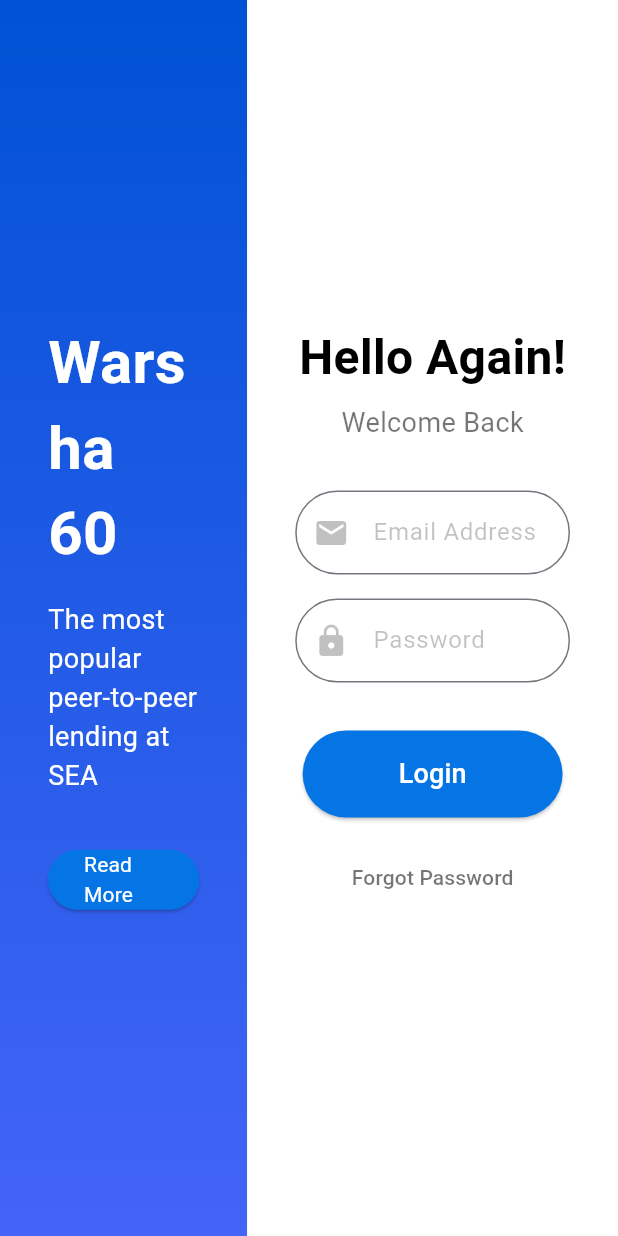
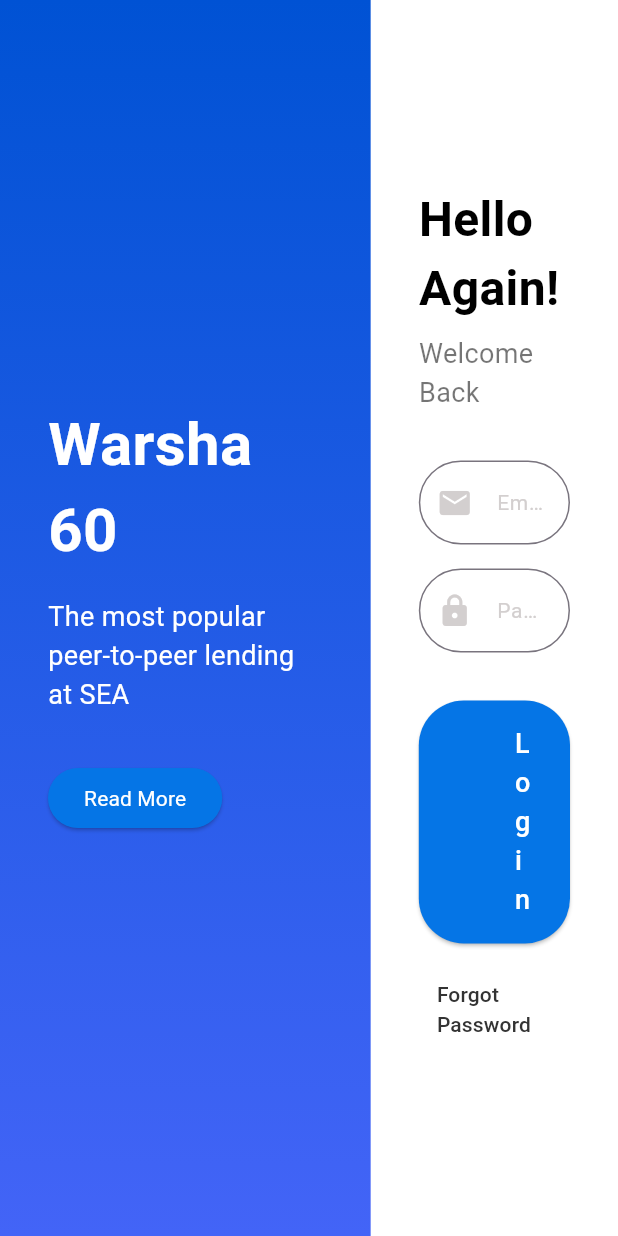
Before and after one commit to Saidelatar/Warsha60, a Flutter app: the screen it shows after launch, on a phone screen of 412 x 824 dp. Run offline on Flutter 3.47's test engine with Material 3 defaults, Android fonts, the phone set to English and light mode, and no system bars.

Commit message:
add custom Text Form Field

```diff
--- a/lib/features/Auth/presentation/views/login.dart
+++ b/lib/features/Auth/presentation/views/login.dart
@@ -1,8 +1,16 @@
 import 'package:flutter/material.dart';
+import 'package:warsha60/features/Auth/presentation/views/widgets/cutsom__textfield.dart';
 
-class Login extends StatelessWidget {
+class Login extends StatefulWidget {
   const Login({super.key});
 
+  @override
+  State<Login> createState() => _LoginState();
+}
+
+class _LoginState extends State<Login> {
+  GlobalKey<FormState> formKey = GlobalKey();
+  String? email, password;
   @override
   Widget build(BuildContext context) {
     return Scaffold(
@@ -10,7 +18,7 @@ class Login extends StatelessWidget {
         children: [
           // Left Section
           Expanded(
-            flex: 2,
+            flex: 3,
             child: Container(
               decoration: const BoxDecoration(
                 gradient: LinearGradient(
@@ -61,12 +69,14 @@ class Login extends StatelessWidget {
             ),
           ),
           Expanded(
-            flex: 3,
+            flex: 2,
             child: Container(
               color: Colors.white,
               child: Center(
                 child: Padding(
                   padding: const EdgeInsets.all(32.0),
+                  child: Form(
+                    key: formKey,
                     child: Column(
                       mainAxisAlignment: MainAxisAlignment.center,
                       crossAxisAlignment: CrossAxisAlignment.center,
@@ -88,39 +98,26 @@ class Login extends StatelessWidget {
                           ),
                         ),
                         const SizedBox(height: 32),
-                      TextField(
-                        decoration: InputDecoration(
-                          labelStyle: TextStyle(
-                              color: Color(0xff333333).withOpacity(0.30)),
-                          labelText: 'Email Address',
-                          border: OutlineInputBorder(
-                            borderRadius: BorderRadius.circular(80.0),
-                          ),
+                        CustomTextField(
+                            onChanged: (data) {
+                              email = data;
+                            },
                             prefixIcon: Icon(
                               Icons.email,
-                            color: Color(0xff333333).withOpacity(0.30),
+                              color: Color.fromARGB(255, 211, 207, 207),
                             ),
-                        ),
-                      ),
+                            labelText: 'Email Address'),
                         const SizedBox(height: 16),
-                      TextField(
+                        CustomTextField(
+                            onChanged: (data) {
+                              password = data;
+                            },
                             obscureText: true,
-                        decoration: InputDecoration(
-                          labelStyle: TextStyle(
-                              color: Color(0xff333333).withOpacity(0.30)),
-                          labelText: 'Password',
-                          border: OutlineInputBorder(
-                            borderSide: BorderSide(
-                              color: Color(0xff333333).withOpacity(0.30),
-                            ),
-                            borderRadius: BorderRadius.circular(80),
-                          ),
                             prefixIcon: Icon(
                               Icons.lock,
-                            color: Color(0xff333333).withOpacity(0.30),
+                              color: Color.fromARGB(255, 211, 207, 207),
                             ),
-                        ),
-                      ),
+                            labelText: 'Password'),
                         const SizedBox(height: 32),
                         ElevatedButton(
                           onPressed: () {},
@@ -136,8 +133,8 @@ class Login extends StatelessWidget {
                           ),
                           child: const Text(
                             'Login',
-                          style:
-                              TextStyle(fontSize: 18, color: Color(0xffffffff)),
+                            style: TextStyle(
+                                fontSize: 18, color: Color(0xffffffff)),
                           ),
                         ),
                         const SizedBox(height: 16),
@@ -145,10 +142,11 @@ class Login extends StatelessWidget {
                           onPressed: () {},
                           child: const Text(
                             'Forgot Password',
-                          style: TextStyle(color: Colors.black54),
+                            style: TextStyle(color: Color(0xff333333)),
                           ),
                         ),
                       ],
+                    ),
                   ),
                 ),
               ),
--- /dev/null
+++ b/lib/features/Auth/presentation/views/widgets/cutsom__textfield.dart
@@ -0,0 +1,41 @@
+import 'package:flutter/material.dart';
+
+class CustomTextField extends StatelessWidget {
+  final Widget prefixIcon;
+  final String labelText;
+  final Function(String)? onChanged;
+  final bool obscureText;
+  const CustomTextField(
+      {super.key,
+      required this.prefixIcon,
+      required this.labelText,
+      required this.onChanged,
+      this.obscureText = false});
+
+  @override
+  Widget build(BuildContext context) {
+    return TextFormField(
+      onChanged: onChanged,
+      obscureText: obscureText,
+      decoration: InputDecoration(
+          prefixIcon: prefixIcon,
+          labelText: labelText,
+          labelStyle: TextStyle(
+            color: Color.fromARGB(255, 211, 207, 207),
+            fontSize: 14,
+            fontWeight: FontWeight.w400,
+          ),
+          border: outlineInputBorder()),
+    );
+  }
+
+  OutlineInputBorder outlineInputBorder() {
+    return OutlineInputBorder(
+        borderRadius: BorderRadius.circular(30),
+        borderSide: BorderSide(
+          color: Color.fromARGB(255, 187, 184, 184).withValues(
+            alpha: 0.20,
+          ),
+        ));
+  }
+}
```
Lines whose indentation alone changed are shown as unchanged.
